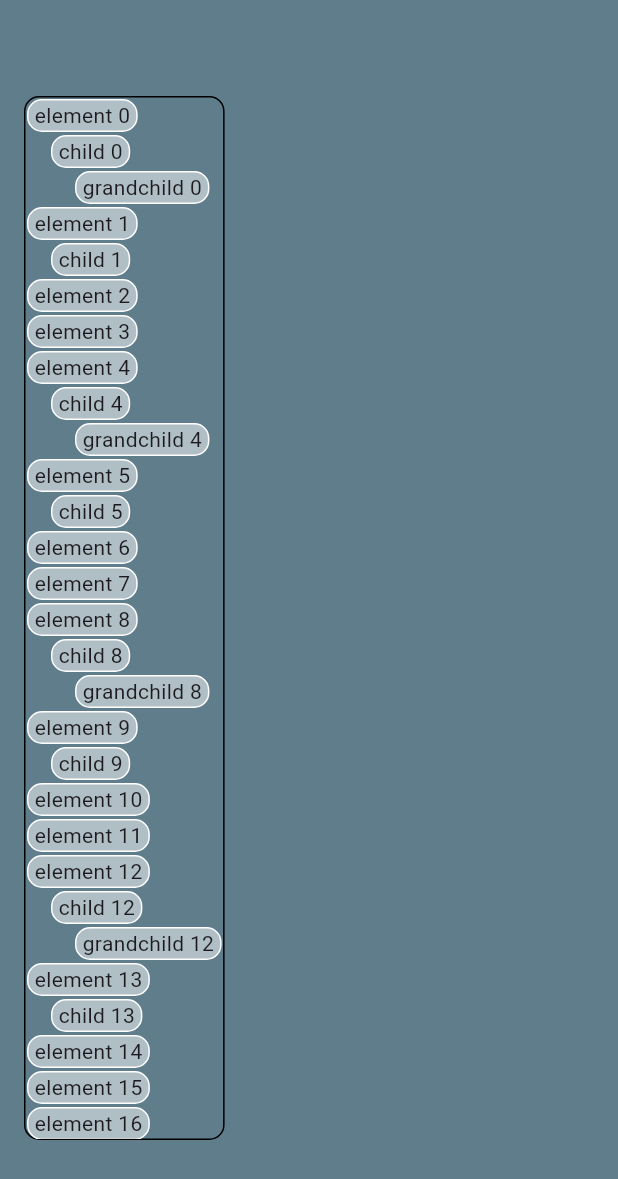
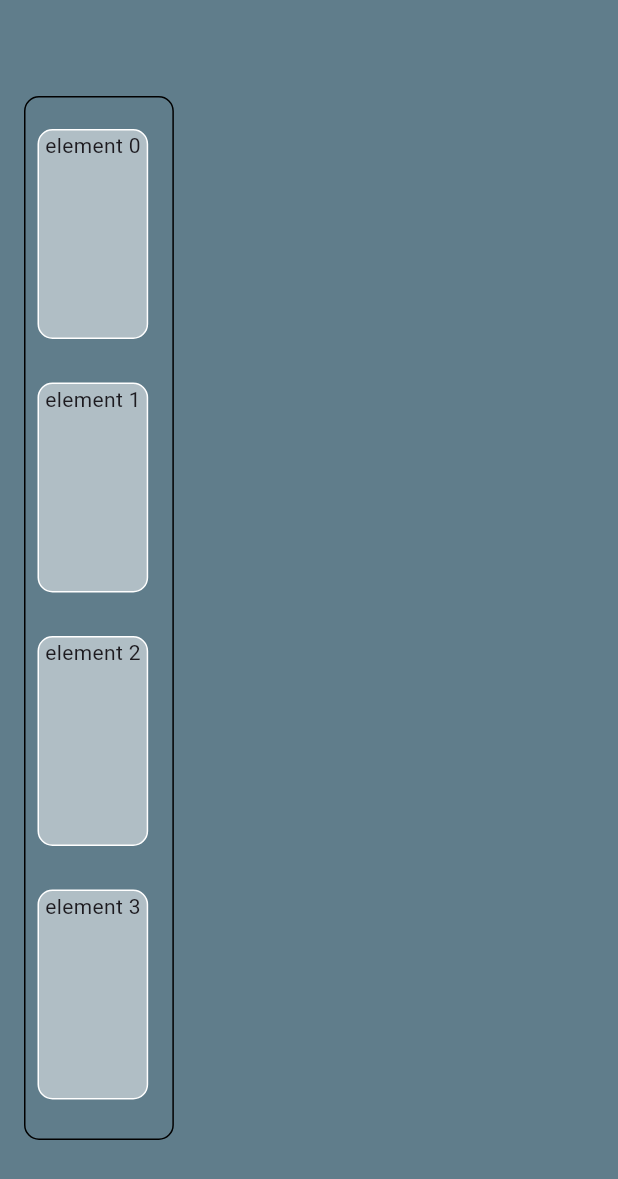
Before and after one commit to foamify/reorder_group_list, a Flutter app: the screen it shows after launch, on a phone screen of 412 x 824 dp. Shown: the top 1179 px of the screen. Run offline on Flutter 3.47's test engine with Material 3 defaults, Android fonts, the phone set to English and light mode, and no system bars.

Commit message:
feat: better border, example with sizedbox

```diff
--- a/lib/main.dart
+++ b/lib/main.dart
@@ -327,9 +327,17 @@ class _ElementWidgetState extends State<ElementWidget> {
 
   @override
   Widget build(BuildContext context) {
-    return Column(
+    return CustomPaint(
+      painter: TopBottomLinePainter(
+          isTop: switch (position) {
+        DragAlign.top => true,
+        DragAlign.bottom => false,
+        _ => null,
+      }),
+      child: Column(
         crossAxisAlignment: CrossAxisAlignment.start,
         children: [
+          const SizedBox(height: 13),
           DragTarget<Element>(
               onMove: (details) {
                 widget.onDrag();
@@ -369,18 +377,7 @@ class _ElementWidgetState extends State<ElementWidget> {
                   decoration: BoxDecoration(
                     border: position == DragAlign.center
                         ? Border.all(color: Colors.red, width: 2)
-                      : Border(
-                          top: BorderSide(
-                              width: 2,
-                              color: position == DragAlign.top
-                                  ? Colors.red
-                                  : Colors.transparent),
-                          bottom: BorderSide(
-                            width: 2,
-                            color: position == DragAlign.bottom
-                                ? Colors.red
-                                : Colors.transparent,
-                          )),
+                        : null,
                   ),
                   position: DecorationPosition.foreground,
                   child: Draggable<Element>(
@@ -389,29 +386,66 @@ class _ElementWidgetState extends State<ElementWidget> {
                     dragAnchorStrategy: (draggable, context, position) =>
                         pointerDragAnchorStrategy(draggable, context, position),
                     child: Container(
+                      height: 140,
                       decoration: BoxDecoration(
                         border: Border.all(color: Colors.white),
                         borderRadius: BorderRadius.circular(10),
                         color: Colors.white.withOpacity(0.5),
                       ),
                       padding: const EdgeInsets.symmetric(horizontal: 4),
-                    margin: const EdgeInsets.all(1),
+                      margin: const EdgeInsets.all(8),
                       child: Text(widget.element.id),
                     ),
                   ),
                 );
               }),
-        ...widget.element.children.map(
-          (element) => Padding(
-            padding: const EdgeInsets.only(left: 16),
-            child: ElementWidget(
-              element,
-              onReorder: widget.onReorder,
-              onDrag: widget.onDrag,
+          // ...widget.element.children.map(
+          //   (element) => Padding(
+          //     padding: const EdgeInsets.only(left: 16),
+          //     child: ElementWidget(
+          //       element,
+          //       onReorder: widget.onReorder,
+          //       onDrag: widget.onDrag,
+          //     ),
+          //   ),
+          // ),
+        ],
       ),
-          ),
-        ),
-      ],
     );
   }
 }
+
+class TopBottomLinePainter extends CustomPainter {
+  TopBottomLinePainter({super.repaint, required this.isTop});
+  final bool? isTop;
+
+  @override
+  void paint(Canvas canvas, Size size) {
+    if (isTop == null) {
+      return;
+    }
+    final paint = Paint()
+          //
+          ..color = Colors.lightGreen
+          ..strokeWidth = 2
+          ..style = PaintingStyle.stroke
+        //
+        ;
+    if (isTop!) {
+      canvas.drawLine(
+        const Offset(0, 0),
+        Offset(size.width, 0),
+        paint,
+      );
+    } else {
+      canvas.drawLine(
+        Offset(0, size.height),
+        Offset(size.width, size.height),
+        paint,
+      );
+    }
+  }
+
+  @override
+  bool shouldRepaint(covariant CustomPainter oldDelegate) => true;
+}
--- a/pubspec.yaml
+++ b/pubspec.yaml
@@ -4,7 +4,7 @@ publish_to: 'none'
 version: 0.1.0
 
 environment:
-  sdk: '>=3.4.0-99.0.dev <4.0.0'
+  sdk: '>=3.3.0 <4.0.0'
 
 dependencies:
   flutter:
```
Also changed, not shown: pubspec.lock. Lines whose indentation alone changed are shown as unchanged.
